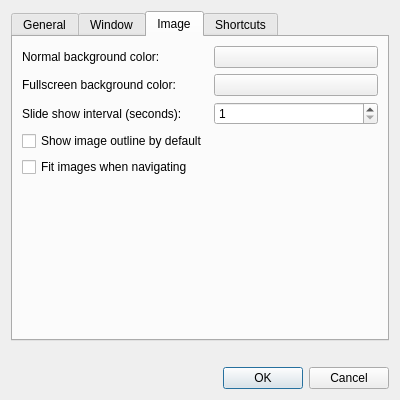
Qt form src/preferencesdialog.ui (lxqt/lximage-qt) before a commit.
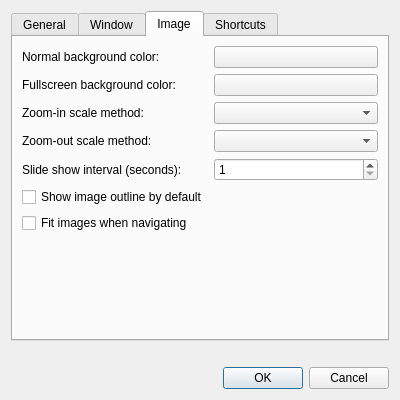
The same form after that commit. The open tabs and pages were chosen to show the change. Custom widgets are drawn as their Qt base class.

Commit message: Add option to change zoom smoothing method

Diff of the .ui file:
```diff
--- a/src/preferencesdialog.ui
+++ b/src/preferencesdialog.ui
@@ -166,6 +166,26 @@
          </property>
         </widget>
        </item>
+       <item row="2" column="0">
+        <widget class="QLabel" name="scaleEnlargeSmoothingLabel">
+         <property name="text">
+          <string>Zoom-in scale method:</string>
+         </property>
+        </widget>
+       </item>
+       <item row="2" column="1">
+        <widget class="QComboBox" name="scaleEnlargeSmoothingComboBox"/>
+       </item>
+       <item row="3" column="0">
+        <widget class="QLabel" name="scaleShrinkSmoothingLabel">
+         <property name="text">
+          <string>Zoom-out scale method:</string>
+         </property>
+        </widget>
+       </item>
+       <item row="3" column="1">
+        <widget class="QComboBox" name="scaleShrinkSmoothingComboBox"/>
+       </item>
        <item row="4" column="0">
         <widget class="QLabel" name="label_2c">
          <property name="text">
```
The commit also changes 7 other files.
